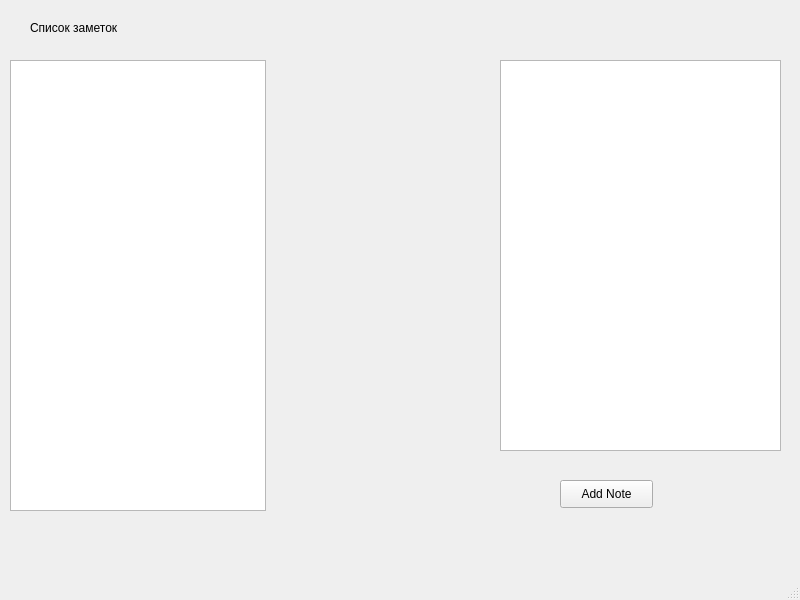
Old version of the form mainwindow.ui in the repository wwwtfden/MyNotes.
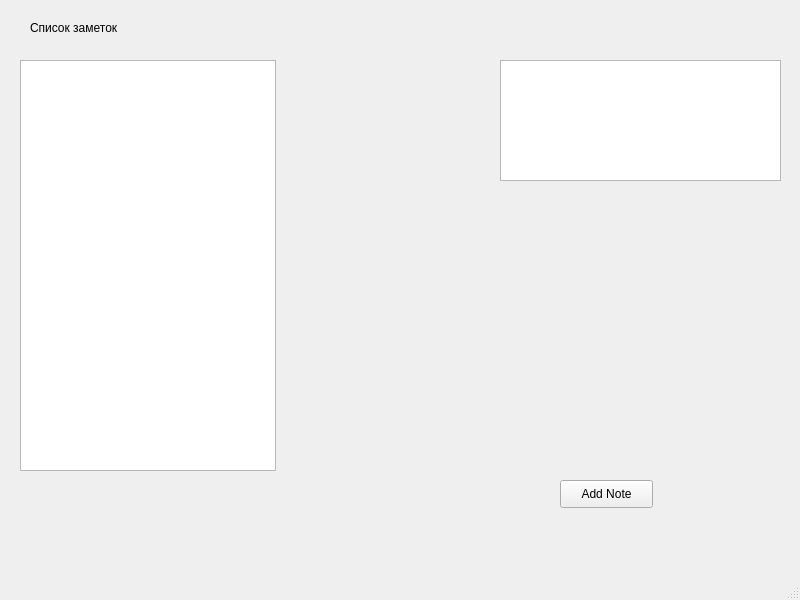
New version of the form.

```diff
--- a/mainwindow.ui
+++ b/mainwindow.ui
@@ -33,17 +33,7 @@
       <x>500</x>
       <y>60</y>
       <width>281</width>
-      <height>391</height>
-     </rect>
-    </property>
-   </widget>
-   <widget class="QListView" name="listView">
-    <property name="geometry">
-     <rect>
-      <x>10</x>
-      <y>60</y>
-      <width>256</width>
-      <height>451</height>
+      <height>121</height>
      </rect>
     </property>
    </widget>
@@ -60,6 +50,16 @@
      <string>Список заметок</string>
     </property>
    </widget>
+   <widget class="QListWidget" name="listWidget">
+    <property name="geometry">
+     <rect>
+      <x>20</x>
+      <y>60</y>
+      <width>256</width>
+      <height>411</height>
+     </rect>
+    </property>
+   </widget>
   </widget>
   <widget class="QMenuBar" name="menubar">
    <property name="geometry">
```
